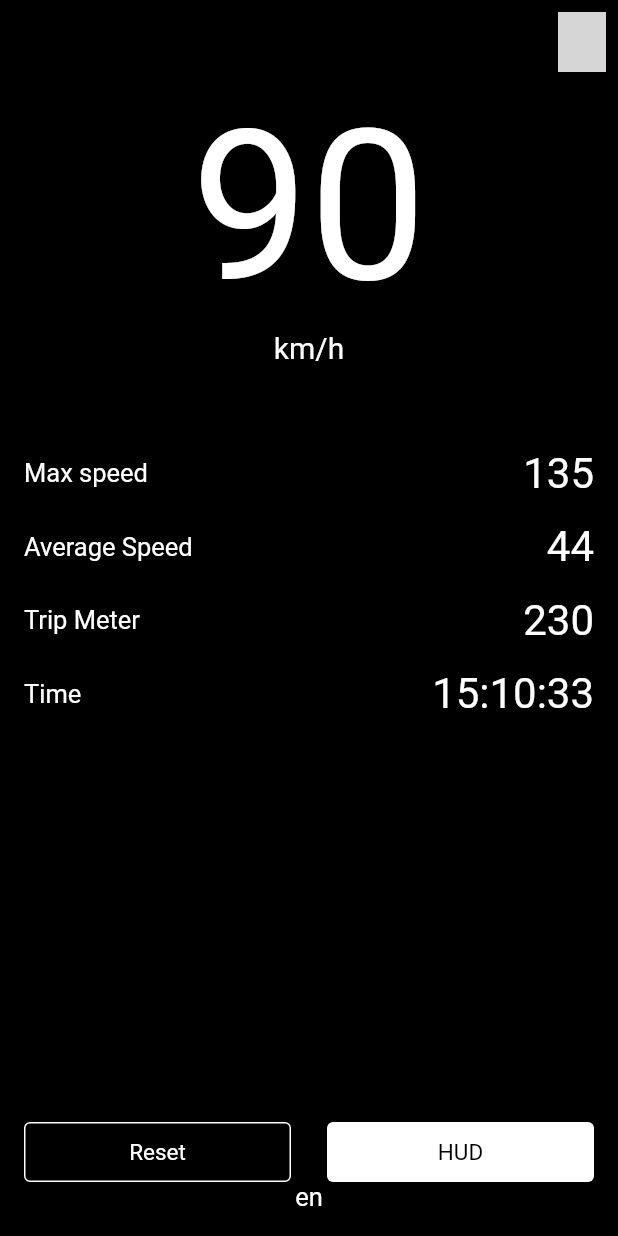
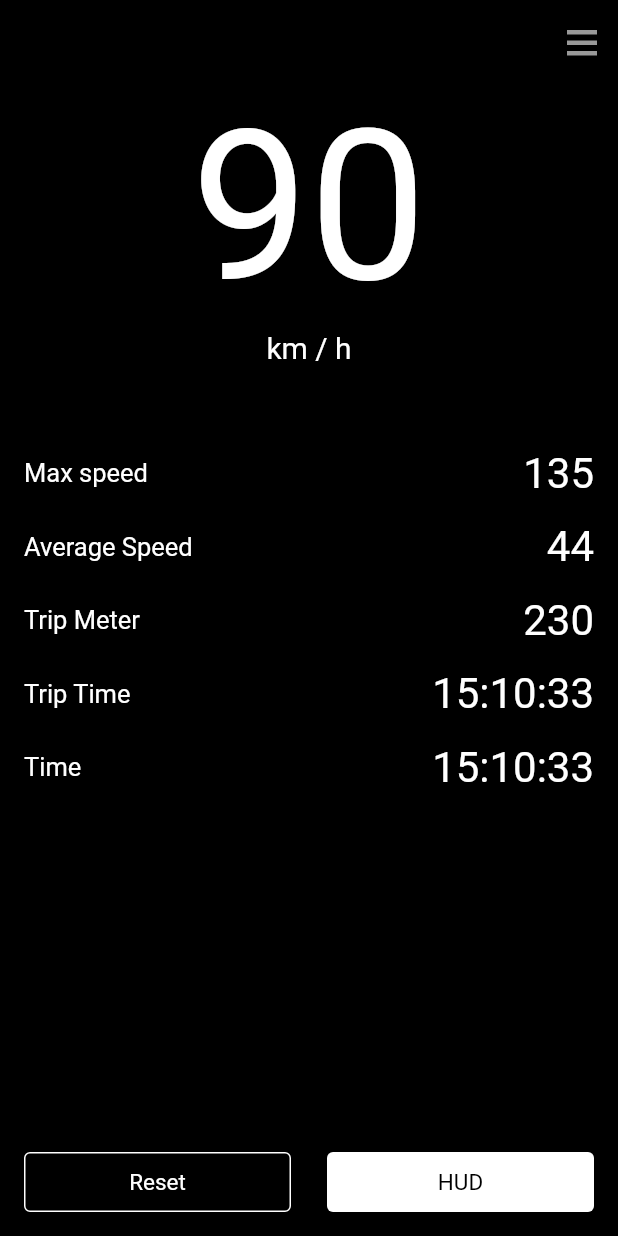
Before and after one commit to StanislavSpasonov/gps_speedometer_v1, a Flutter app: the screen it shows after launch, on a phone screen of 412 x 824 dp. Run offline on Flutter 3.47's test engine with Material 2 defaults, Android fonts, the phone set to English and light mode, and no system bars; our stand-ins replace flutter_svg, google_fonts; generated files the repository leaves out were written again; Roboto replaces fonts that are missing (Aldrich); grey boxes are pictures that could not be loaded.

Commit message:
add localization, add provider

```diff
--- a/lib/l10n/intl_en.arb
+++ b/lib/l10n/intl_en.arb
@@ -1,5 +1,16 @@
 {
   "@@locale": "en",
-  "test": "Test",
-  "language": "English"
+  "maxSpeed": "Max speed",
+  "averageSpeed": "Average Speed",
+  "tripMeter": "Trip Meter",
+  "tripTime": "Trip Time",
+  "Time": "Time",
+  "Reset": "Reset",
+  "HUD": "HUD",
+  "km_h": "km / h",
+  "settings": "Settings",
+  "saveChanges": "Save changes",
+  "russian": "Russian",
+  "english": "English",
+  "time": "Time"
 }
--- a/lib/main.dart
+++ b/lib/main.dart
@@ -2,8 +2,8 @@ import 'package:flutter/material.dart';
 import 'package:flutter_localizations/flutter_localizations.dart';
 import 'package:provider/provider.dart';
 import 'package:speedometer/generated/l10n.dart';
-import 'package:speedometer/scr/core/locale_locale_change_notifier/locale_change_notifier.dart';
 import 'package:speedometer/scr/core/theme_ext/theme_ext.dart';
+import 'package:speedometer/scr/future/language_page/domain/locale_locale_change_notifier/locale_change_notifier.dart';
 import 'package:speedometer/scr/future/speedometer_page/speedometer_page.dart';
 
 void main() {
--- a/lib/scr/core/assets/svg_path.dart
+++ b/lib/scr/core/assets/svg_path.dart
@@ -1,3 +1,4 @@
 class SvgPath {
   static const menu = 'graphics/svg/menu.svg';
+  static const chooseLanguage = 'graphics/svg/choose_language.svg';
 }
--- /dev/null
+++ b/lib/scr/core/interactors/base_interactor.dart
@@ -0,0 +1,3 @@
+abstract class BaseInteractor<T, R> {
+  Future<R> call(T argument);
+}
--- a/lib/scr/core/theme_ext/theme_ext.dart
+++ b/lib/scr/core/theme_ext/theme_ext.dart
@@ -50,5 +50,6 @@ class AppFonts {
 }
 
 class SvgIconsPath {
-  final sandwichMenu = 'graphics/menu.svg';
+  final sandwichMenu = 'graphics/svg/menu.svg';
+  final choseLanguage = 'graphics/svg/choose_language.svg';
 }
--- a/lib/scr/core/widgets/appbar_speedometr.dart
+++ b/lib/scr/core/widgets/appbar_speedometr.dart
@@ -1,4 +1,5 @@
 import 'package:flutter/material.dart';
+import 'package:speedometer/generated/l10n.dart';
 import 'package:speedometer/scr/core/theme_ext/theme_ext.dart';
 import 'package:speedometer/scr/core/widgets/base_less_widget.dart';
 
@@ -12,7 +13,8 @@ class AppBarSpeedometer extends BaseStatelessWidget with PreferredSizeWidget {
   final Widget? action;
 
   @override
-  PreferredSizeWidget buildWidget(BuildContext context, AppTheme? appTheme) {
+  PreferredSizeWidget buildWidget(
+      BuildContext context, AppTheme? appTheme, S appLocalization) {
     return AppBar(
       backgroundColor: appTheme?.colors.black,
       centerTitle: true,
--- a/lib/scr/core/widgets/buttons/small_black_button.dart
+++ b/lib/scr/core/widgets/buttons/small_black_button.dart
@@ -1,4 +1,5 @@
 import 'package:flutter/material.dart';
+import 'package:speedometer/generated/l10n.dart';
 import 'package:speedometer/scr/core/theme_ext/theme_ext.dart';
 import 'package:speedometer/scr/core/widgets/base_less_widget.dart';
 import 'package:speedometer/scr/core/widgets/buttons/template_button.dart';
@@ -18,7 +19,8 @@ class SmallBlackButton extends BaseStatelessWidget {
   final double? height;
 
   @override
-  Widget buildWidget(BuildContext context, AppTheme? appTheme) {
+  Widget buildWidget(
+      BuildContext context, AppTheme? appTheme, S appLocalization) {
     return TemplateButton(
       onPress: onPress,
       title: title,
--- a/lib/scr/core/widgets/buttons/small_white_button.dart
+++ b/lib/scr/core/widgets/buttons/small_white_button.dart
@@ -1,4 +1,5 @@
 import 'package:flutter/material.dart';
+import 'package:speedometer/generated/l10n.dart';
 import 'package:speedometer/scr/core/theme_ext/theme_ext.dart';
 import 'package:speedometer/scr/core/widgets/base_less_widget.dart';
 import 'package:speedometer/scr/core/widgets/buttons/template_button.dart';
@@ -16,7 +17,8 @@ class SmallWhiteButton extends BaseStatelessWidget {
   final void Function() onPress;
 
   @override
-  Widget buildWidget(BuildContext context, AppTheme? appTheme) {
+  Widget buildWidget(
+      BuildContext context, AppTheme? appTheme, S appLocalization) {
     return TemplateButton(
       onPress: onPress,
       title: title,
--- a/lib/scr/core/widgets/buttons/template_button.dart
+++ b/lib/scr/core/widgets/buttons/template_button.dart
@@ -1,4 +1,5 @@
 import 'package:flutter/material.dart';
+import 'package:speedometer/generated/l10n.dart';
 import 'package:speedometer/scr/core/theme_ext/theme_ext.dart';
 import 'package:speedometer/scr/core/widgets/base_less_widget.dart';
 
@@ -23,19 +24,17 @@ class TemplateButton extends BaseStatelessWidget {
   final Color? borderColor;
 
   @override
-  Widget buildWidget(BuildContext context, AppTheme? appTheme) {
-    return Expanded(
-      child: GestureDetector(
+  Widget buildWidget(
+      BuildContext context, AppTheme? appTheme, S appLocalization) {
+    return GestureDetector(
       onTap: onPress,
       child: Container(
         padding: const EdgeInsets.symmetric(vertical: _verticalButtonPadding),
         width: double.infinity,
         height: height ?? _defaultHeight,
         decoration: BoxDecoration(
-            border:
-                borderColor != null ? Border.all(color: borderColor!) : null,
-            borderRadius:
-                BorderRadius.circular(appTheme?.borderRadius.main ?? 0),
+          border: borderColor != null ? Border.all(color: borderColor!) : null,
+          borderRadius: BorderRadius.circular(appTheme?.borderRadius.main ?? 0),
           color: backgroundColor ?? appTheme?.colors.white ?? Colors.white,
         ),
         child: Center(
@@ -47,7 +46,6 @@ class TemplateButton extends BaseStatelessWidget {
           ),
         ),
       ),
-      ),
     );
   }
 }
--- /dev/null
+++ b/lib/scr/future/language_page/domain/interactors/set_language_interactor.dart
@@ -0,0 +1,3 @@
+abstract class BaseNoArgumentInteractor<R> {
+  Future<R> call();
+}
--- a/lib/scr/core/locale_locale_change_notifier/locale_change_notifier.dart
+++ b/lib/scr/future/language_page/domain/locale_locale_change_notifier/locale_change_notifier.dart
@@ -9,7 +9,16 @@ enum LocaleEnum {
       case LocaleEnum.ru:
         return const Locale('ru', 'RU');
       default:
-        return const Locale('un');
+        return const Locale('en');
+    }
+  }
+
+  String getLocaleTitle() {
+    switch (this) {
+      case LocaleEnum.ru:
+        return 'russian';
+      default:
+        return 'english';
     }
   }
 }
--- /dev/null
+++ b/lib/scr/future/language_page/widget/chose_language_widget.dart
@@ -0,0 +1,45 @@
+import 'package:flutter/material.dart';
+import 'package:flutter_svg/svg.dart';
+import 'package:speedometer/generated/l10n.dart';
+import 'package:speedometer/scr/core/theme_ext/theme_ext.dart';
+import 'package:speedometer/scr/core/widgets/base_less_widget.dart';
+
+class ChoseLanguageWidget extends BaseStatelessWidget {
+  static const _heightWidget = 54.0;
+
+  const ChoseLanguageWidget({
+    Key? key,
+    required this.title,
+    required this.onTap,
+    required this.itIsChose,
+  }) : super(key: key);
+  final String title;
+  final void Function() onTap;
+  final bool itIsChose;
+
+  @override
+  Widget buildWidget(
+      BuildContext context, AppTheme? appTheme, S appLocalization) {
+    return Center(
+      child: GestureDetector(
+        behavior: HitTestBehavior.translucent,
+        onTap: onTap,
+        child: Container(
+          color: Colors.transparent,
+          height: _heightWidget,
+          child: Row(
+            mainAxisAlignment: MainAxisAlignment.spaceBetween,
+            children: [
+              Text(
+                title,
+                style: appTheme?.fonts.aldrich17,
+              ),
+              if (itIsChose)
+                SvgPicture.asset(appTheme?.svgImagePath.choseLanguage ?? ''),
+            ],
+          ),
+        ),
+      ),
+    );
+  }
+}
--- a/lib/scr/future/speedometer_page/speedometer_page.dart
+++ b/lib/scr/future/speedometer_page/speedometer_page.dart
@@ -1,28 +1,33 @@
 import 'package:flutter/material.dart';
 import 'package:flutter_svg/svg.dart';
-import 'package:intl/intl.dart';
+import 'package:speedometer/generated/l10n.dart';
 import 'package:speedometer/scr/core/theme_ext/theme_ext.dart';
 import 'package:speedometer/scr/core/widgets/appbar_speedometr.dart';
 import 'package:speedometer/scr/core/widgets/base_less_widget.dart';
 import 'package:speedometer/scr/core/widgets/buttons/small_black_button.dart';
 import 'package:speedometer/scr/core/widgets/buttons/small_white_button.dart';
+import 'package:speedometer/scr/future/language_page/language_page.dart';
 import 'package:speedometer/scr/future/speedometer_page/widgets/column_element.dart';
 
 class SpeedometerPage extends BaseStatelessWidget {
   const SpeedometerPage({Key? key}) : super(key: key);
 
   @override
-  Widget buildWidget(BuildContext context, AppTheme? appTheme) {
+  Widget buildWidget(
+      BuildContext context, AppTheme? appTheme, S appLocalization) {
     return Scaffold(
       backgroundColor: appTheme?.colors.black,
       appBar: AppBarSpeedometer(
         action: IconButton(
           onPressed: () {
-            // ignore: avoid_print
-            print('meun');
+            Navigator.push(
+              context,
+              MaterialPageRoute(
+                builder: (_) => const LanguagePage(),
+              ),
+            );
           },
           icon: SvgPicture.asset(appTheme?.svgImagePath.sandwichMenu ?? ''),
-          // icon: SvgPicture.asset(appTheme.),
         ),
       ),
       body: Padding(
@@ -40,51 +45,55 @@ class SpeedometerPage extends BaseStatelessWidget {
               style: appTheme?.fonts.aldrich140,
             ),
             Text(
-              'km/h',
+              S.of(context).km_h,
               style: appTheme?.fonts.aldrich20,
             ),
             const SizedBox(
               height: 48,
             ),
-            const ColumnElement(
-              title: 'Max speed',
+            ColumnElement(
+              title: appLocalization.maxSpeed,
               data: '135',
             ),
-            const ColumnElement(
-              title: 'Average Speed',
+            ColumnElement(
+              title: appLocalization.averageSpeed,
               data: '44',
             ),
-            const ColumnElement(
-              title: 'Trip Meter',
+            ColumnElement(
+              title: appLocalization.tripMeter,
               data: '230',
             ),
-            const ColumnElement(
-              title: 'Time',
+            ColumnElement(
+              title: appLocalization.tripTime,
+              data: '15:10:33',
+            ),
+            ColumnElement(
+              title: appLocalization.time,
               data: '15:10:33',
             ),
             const Spacer(),
             Row(
               children: [
-                SmallBlackButton(
+                Expanded(
+                  child: SmallBlackButton(
                     title: 'Reset',
                     onPress: () {
                       //todo add reset
                     },
                   ),
+                ),
                 const SizedBox(
                   width: 24.0,
                 ),
-                SmallWhiteButton(
+                Expanded(
+                  child: SmallWhiteButton(
                     title: 'HUD',
                     onPress: () {
                       //todo add HUD Page
                     },
                   ),
+                ),
               ],
-            ),
-            Text(
-              Intl.getCurrentLocale(),
-              style: appTheme?.fonts.aldrich17,
             ),
           ],
         ),
--- a/lib/scr/future/speedometer_page/widgets/column_element.dart
+++ b/lib/scr/future/speedometer_page/widgets/column_element.dart
@@ -1,4 +1,5 @@
 import 'package:flutter/material.dart';
+import 'package:speedometer/generated/l10n.dart';
 import 'package:speedometer/scr/core/theme_ext/theme_ext.dart';
 import 'package:speedometer/scr/core/widgets/base_less_widget.dart';
 
@@ -13,7 +14,8 @@ class ColumnElement extends BaseStatelessWidget {
   final String data;
 
   @override
-  Widget buildWidget(BuildContext context, AppTheme? appTheme) {
+  Widget buildWidget(
+      BuildContext context, AppTheme? appTheme, S appLocalization) {
     return Padding(
       padding: EdgeInsets.symmetric(
         vertical: appTheme?.paddings.small ?? 0,
```
Also changed, not shown: lib/l10n/intl_ru_RU.arb (+13 -2 lines), lib/scr/core/widgets/base_less_widget.dart (+5 -2 lines), lib/scr/core/widgets/base_state.dart (+5 -2 lines), lib/scr/future/language_page/language_page.dart (added, +69 -0 lines), graphics/svg/choose_language.svg (added), lib/scr/future/language_page/domain/interactors/set_default_language.dart (added). Lines whose indentation alone changed are shown as unchanged.
